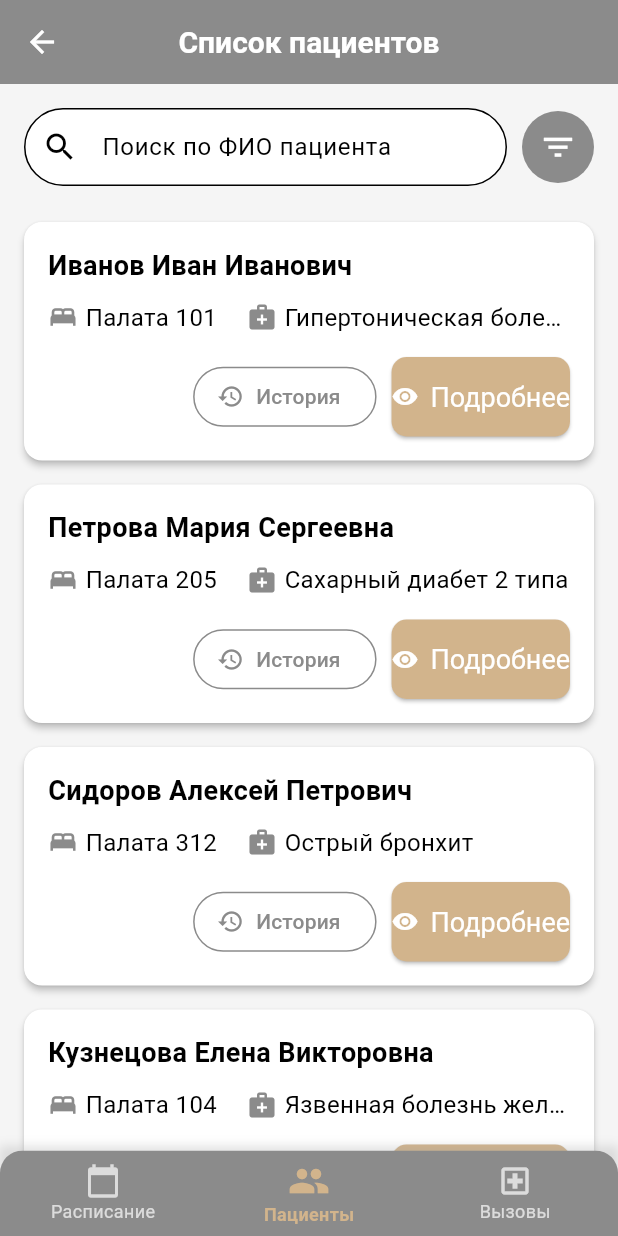
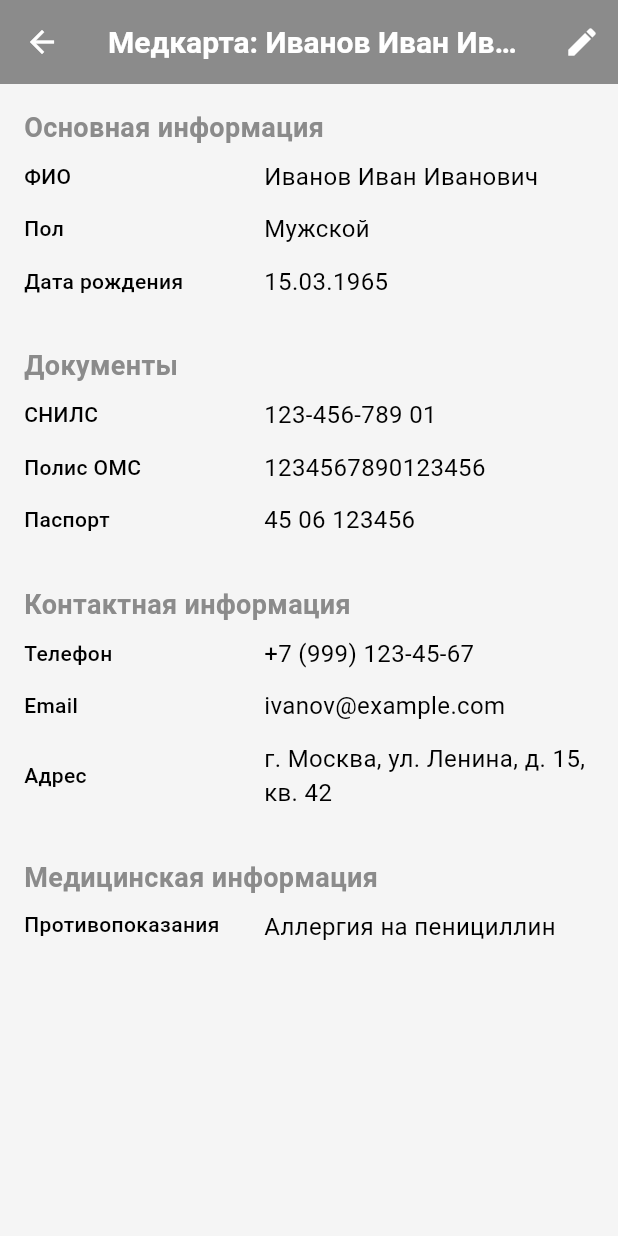
Before and after one commit to AlexanderMorozov1919/mobileapp-frontend, a Flutter app: the MainScreen screen opened by its route, item 2 of the bottom bar chosen, after a tap on "Подробнее", on a phone screen of 412 x 824 dp. Run offline on Flutter 3.47's test engine with Material 3 defaults, Android fonts, the phone set to English and light mode, and no system bars; our stand-ins replace bloc, equatable, flutter_bloc.

Commit message:
patient list v1.1 (patient history and patient detail screens added)

```diff
--- /dev/null
+++ b/lib/presentation/pages/patient_detail_screen.dart
@@ -0,0 +1,160 @@
+import 'package:flutter/material.dart';
+
+class PatientDetailScreen extends StatefulWidget {
+  final Map<String, dynamic> patient;
+
+  const PatientDetailScreen({super.key, required this.patient});
+
+  @override
+  State<PatientDetailScreen> createState() => _PatientDetailScreenState();
+}
+
+class _PatientDetailScreenState extends State<PatientDetailScreen> {
+  bool _isEditing = false;
+  final Map<String, TextEditingController> _controllers = {};
+
+  @override
+  void initState() {
+    super.initState();
+    // Инициализируем контроллеры для редактирования
+    _controllers['fullName'] = TextEditingController(text: widget.patient['fullName']);
+    _controllers['gender'] = TextEditingController(text: widget.patient['gender'] ?? '');
+    _controllers['birthDate'] = TextEditingController(text: widget.patient['birthDate'] ?? '');
+    _controllers['snils'] = TextEditingController(text: widget.patient['snils'] ?? '');
+    _controllers['oms'] = TextEditingController(text: widget.patient['oms'] ?? '');
+    _controllers['passport'] = TextEditingController(text: widget.patient['passport'] ?? '');
+    _controllers['phone'] = TextEditingController(text: widget.patient['phone'] ?? '');
+    _controllers['email'] = TextEditingController(text: widget.patient['email'] ?? '');
+    _controllers['contraindications'] = TextEditingController(text: widget.patient['contraindications'] ?? '');
+  }
+
+  @override
+  void dispose() {
+    // Очищаем контроллеры
+    _controllers.values.forEach((controller) => controller.dispose());
+    super.dispose();
+  }
+
+  @override
+  Widget build(BuildContext context) {
+    return Scaffold(
+      appBar: AppBar(
+        title: Text('Медкарта: ${widget.patient['fullName']}'),
+        backgroundColor: const Color(0xFF8B8B8B),
+        foregroundColor: Colors.white,
+        actions: [
+          IconButton(
+            icon: Icon(_isEditing ? Icons.save : Icons.edit),
+            onPressed: _toggleEditMode,
+            tooltip: _isEditing ? 'Сохранить изменения' : 'Редактировать',
+          ),
+        ],
+      ),
+      body: Padding(
+        padding: const EdgeInsets.all(16),
+        child: ListView(
+          children: [
+            // Основная информация
+            _buildSection('Основная информация', [
+              _buildInfoRow('ФИО', _controllers['fullName']!, 'fullName'),
+              _buildInfoRow('Пол', _controllers['gender']!, 'gender'),
+              _buildInfoRow('Дата рождения', _controllers['birthDate']!, 'birthDate'),
+            ]),
+
+            // Документы
+            _buildSection('Документы', [
+              _buildInfoRow('СНИЛС', _controllers['snils']!, 'snils'),
+              _buildInfoRow('Полис ОМС', _controllers['oms']!, 'oms'),
+              _buildInfoRow('Паспорт', _controllers['passport']!, 'passport'),
+            ]),
+
+            // Контактная информация
+            _buildSection('Контактная информация', [
+              _buildInfoRow('Телефон', _controllers['phone']!, 'phone'),
+              _buildInfoRow('Email', _controllers['email']!, 'email'),
+              _buildInfoRow('Адрес', TextEditingController(text: widget.patient['address'] ?? ''), 'address'),
+            ]),
+
+            // Медицинская информация
+            _buildSection('Медицинская информация', [
+              _buildInfoRow('Противопоказания', _controllers['contraindications']!, 'contraindications', maxLines: 3),
+            ]),
+          ],
+        ),
+      ),
+    );
+  }
+
+  Widget _buildSection(String title, List<Widget> children) {
+    return Column(
+      crossAxisAlignment: CrossAxisAlignment.start,
+      children: [
+        Text(
+          title,
+          style: const TextStyle(
+            fontSize: 18,
+            fontWeight: FontWeight.bold,
+            color: Color(0xFF8B8B8B),
+          ),
+        ),
+        const SizedBox(height: 8),
+        ...children,
+        const SizedBox(height: 20),
+      ],
+    );
+  }
+
+  Widget _buildInfoRow(String label, TextEditingController controller, String field, {int maxLines = 1}) {
+    return Padding(
+      padding: const EdgeInsets.only(bottom: 12),
+      child: Row(
+        crossAxisAlignment: maxLines > 1 ? CrossAxisAlignment.start : CrossAxisAlignment.center,
+        children: [
+          SizedBox(
+            width: 150,
+            child: Text(
+              label,
+              style: const TextStyle(fontWeight: FontWeight.w500),
+            ),
+          ),
+          const SizedBox(width: 10),
+          Expanded(
+            child: _isEditing
+                ? TextField(
+                    controller: controller,
+                    maxLines: maxLines,
+                    decoration: const InputDecoration(
+                      border: OutlineInputBorder(),
+                      contentPadding: EdgeInsets.symmetric(horizontal: 12, vertical: 10),
+                    ),
+                    onChanged: (value) {
+                      // Обновляем данные при редактировании
+                      widget.patient[field] = value;
+                    },
+                  )
+                : Text(
+                    controller.text,
+                    style: const TextStyle(fontSize: 16),
+                  ),
+          ),
+        ],
+      ),
+    );
+  }
+
+  void _toggleEditMode() {
+    if (_isEditing) {
+      // Сохраняем изменения
+      ScaffoldMessenger.of(context).showSnackBar(
+        const SnackBar(
+          content: Text('Изменения сохранены'),
+          backgroundColor: Colors.green,
+        ),
+      );
+    }
+
+    setState(() {
+      _isEditing = !_isEditing;
+    });
+  }
+}
--- a/lib/presentation/pages/patient_list_screen.dart
+++ b/lib/presentation/pages/patient_list_screen.dart
@@ -1,4 +1,6 @@
 import 'package:flutter/material.dart';
+import 'patient_detail_screen.dart';
+import 'patient_history_screen.dart';
 
 class PatientListScreen extends StatefulWidget {
   const PatientListScreen({super.key});
@@ -34,43 +36,121 @@ class _PatientListScreenState extends State<PatientListScreen> {
         'fullName': 'Иванов Иван Иванович',
         'room': 'Палата 101',
         'diagnosis': 'Гипертоническая болезнь II ст.',
-        'photoUrl': null,
+        'gender': 'Мужской',
+        'birthDate': '15.03.1965',
+        'snils': '123-456-789 01',
+        'oms': '1234567890123456',
+        'passport': '45 06 123456',
+        'address': 'г. Москва, ул. Ленина, д. 15, кв. 42',
+        'phone': '+7 (999) 123-45-67',
+        'email': 'ivanov@example.com',
+        'contraindications': 'Аллергия на пенициллин',
     },
     {
         'id': 2,
-        'fullName': 'Петрова Мария Сергеевна',
+        'fullName': 'Петрова Анна Сергеевна',
         'room': 'Палата 205',
         'diagnosis': 'Сахарный диабет 2 типа',
-        'photoUrl': null,
+        'gender': 'Женский',
+        'birthDate': '22.07.1978',
+        'snils': '234-567-890 12',
+        'oms': '2345678901234567',
+        'passport': '40 07 234567',
+        'address': 'г. Санкт-Петербург, ул. Пушкина, д. 10, кв. 15',
+        'phone': '+7 (911) 234-56-78',
+        'email': 'petrova@example.com',
+        'contraindications': 'Нет',
     },
     {
         'id': 3,
-        'fullName': 'Сидоров Алексей Петрович',
-        'room': 'Палата 312',
-        'diagnosis': 'Острый бронхит',
-        'photoUrl': null,
+        'fullName': 'Сидоров Михаил Петрович',
+        'room': 'Палата 102',
+        'diagnosis': 'ХОБЛ, среднетяжелое течение',
+        'gender': 'Мужской',
+        'birthDate': '05.11.1952',
+        'snils': '345-678-901 23',
+        'oms': '3456789012345678',
+        'passport': '41 08 345678',
+        'address': 'г. Новосибирск, ул. Гагарина, д. 5, кв. 33',
+        'phone': '+7 (912) 345-67-89',
+        'email': 'sidorov@example.com',
+        'contraindications': 'Бронхиальная астма',
     },
     {
         'id': 4,
-        'fullName': 'Кузнецова Елена Викторовна',
-        'room': 'Палата 104',
-        'diagnosis': 'Язвенная болезнь желудка',
-        'photoUrl': null,
+        'fullName': 'Кузнецова Елена Владимировна',
+        'room': 'Палата 306',
+        'diagnosis': 'Остеоартроз коленных суставов',
+        'gender': 'Женский',
+        'birthDate': '18.09.1960',
+        'snils': '456-789-012 34',
+        'oms': '4567890123456789',
+        'passport': '42 09 456789',
+        'address': 'г. Екатеринбург, ул. Мира, д. 20, кв. 7',
+        'phone': '+7 (913) 456-78-90',
+        'email': 'kuznetsova@example.com',
+        'contraindications': 'Непереносимость НПВС',
     },
     {
         'id': 5,
-        'fullName': 'Николаев Дмитрий Олегович',
-        'room': 'Палата 209',
-        'diagnosis': 'Остеохондроз позвоночника',
-        'photoUrl': null,
+        'fullName': 'Смирнов Алексей Дмитриевич',
+        'room': 'Палата 103',
+        'diagnosis': 'ИБС, стенокардия напряжения II ФК',
+        'gender': 'Мужской',
+        'birthDate': '30.01.1972',
+        'snils': '567-890-123 45',
+        'oms': '5678901234567890',
+        'passport': '43 10 567890',
+        'address': 'г. Казань, ул. Чехова, д. 12, кв. 24',
+        'phone': '+7 (914) 567-89-01',
+        'email': 'smirnov@example.com',
+        'contraindications': 'Язвенная болезнь желудка',
     },
     {
         'id': 6,
-        'fullName': 'Фёдорова Анна Михайловна',
-        'room': 'Палата 303',
-        'diagnosis': 'Пневмония',
-        'photoUrl': null,
+        'fullName': 'Федорова Ольга Игоревна',
+        'room': 'Палата 207',
+        'diagnosis': 'Хронический пиелонефрит',
+        'gender': 'Женский',
+        'birthDate': '14.05.1985',
+        'snils': '678-901-234 56',
+        'oms': '6789012345678901',
+        'passport': '44 11 678901',
+        'address': 'г. Нижний Новгород, ул. Горького, д. 8, кв. 19',
+        'phone': '+7 (915) 678-90-12',
+        'email': 'fedorova@example.com',
+        'contraindications': 'Хроническая почечная недостаточность',
     },
+    {
+        'id': 7,
+        'fullName': 'Попов Денис Александрович',
+        'room': 'Палата 104',
+        'diagnosis': 'Язвенная болезнь 12-перстной кишки',
+        'gender': 'Мужской',
+        'birthDate': '27.12.1979',
+        'snils': '789-012-345 67',
+        'oms': '7890123456789012',
+        'passport': '45 12 789012',
+        'address': 'г. Самара, ул. Куйбышева, д. 25, кв. 11',
+        'phone': '+7 (916) 789-01-23',
+        'email': 'popov@example.com',
+        'contraindications': 'Аллергия на метронидазол',
+    },
+    {
+        'id': 8,
+        'fullName': 'Волкова Татьяна Николаевна',
+        'room': 'Палата 308',
+        'diagnosis': 'Бронхиальная астма, атопическая',
+        'gender': 'Женский',
+        'birthDate': '03.08.1992',
+        'snils': '890-123-456 78',
+        'oms': '8901234567890123',
+        'passport': '46 13 890123',
+        'address': 'г. Ростов-на-Дону, ул. Садовая, д. 3, кв. 5',
+        'phone': '+7 (917) 890-12-34',
+        'email': 'volkova@example.com',
+        'contraindications': 'Поливалентная лекарственная аллергия',
+    }
     ];
     _filteredPatients = _patients;
   }
@@ -218,12 +298,19 @@ class _PatientListScreenState extends State<PatientListScreen> {
             children: [
               // Кнопка истории болезни
               OutlinedButton.icon(
-                  icon: Icon(Icons.history, size: 18, color: Theme.of(context).primaryColor),
-                  label: Text('История', style: TextStyle(color: Theme.of(context).primaryColor)),
-                  onPressed: () {},
-                  style: OutlinedButton.styleFrom(
-                    side: BorderSide(color: Theme.of(context).primaryColor),
+                icon: const Icon(Icons.history, size: 18),
+                label: const Text('История'),
+                onPressed: () {
+                  Navigator.push(
+                    context,
+                    MaterialPageRoute(
+                      builder: (context) => PatientHistoryScreen(
+                        patientId: patient['id'],
+                        patientName: patient['fullName'],
                       ),
+                    ),
+                  );
+                },
               ),
               const SizedBox(width: 10),
 
@@ -231,10 +318,14 @@ class _PatientListScreenState extends State<PatientListScreen> {
               ElevatedButton.icon(
                 icon: const Icon(Icons.visibility, size: 18),
                 label: const Text('Подробнее'),
-                  onPressed: () {},
-                  style: ElevatedButton.styleFrom(
-                    backgroundColor: const Color(0xFFD2B48C), // Бежевый
+                onPressed: () {
+                  Navigator.push(
+                    context,
+                    MaterialPageRoute(
+                      builder: (context) => PatientDetailScreen(patient: patient),
                     ),
+                  );
+                },
               ),
             ],
           ),
@@ -242,17 +333,5 @@ class _PatientListScreenState extends State<PatientListScreen> {
       ),
     ),
   );
-
-    void addNewPatient(Map<String, dynamic> patientData) {
-    setState(() {
-      _patients.add({
-        'id': _patients.length + 1,
-        'fullName': patientData['fullName'] ?? 'Новый пациент',
-        'room': 'Палата не назначена',
-        'diagnosis': 'Диагноз не установлен',
-      });
-      _filteredPatients = _patients;
-    });
 }
 }
-}
```
Also changed, not shown: lib/presentation/pages/patient_history_screen.dart (added, +118 -0 lines). Lines whose indentation alone changed are shown as unchanged.
